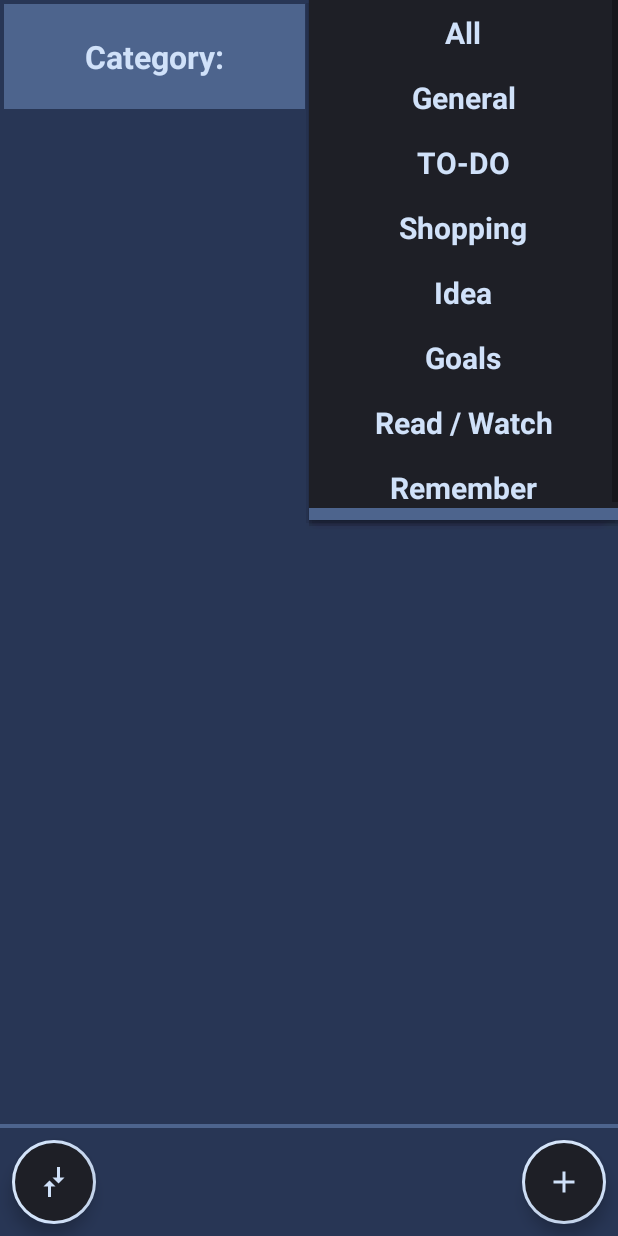
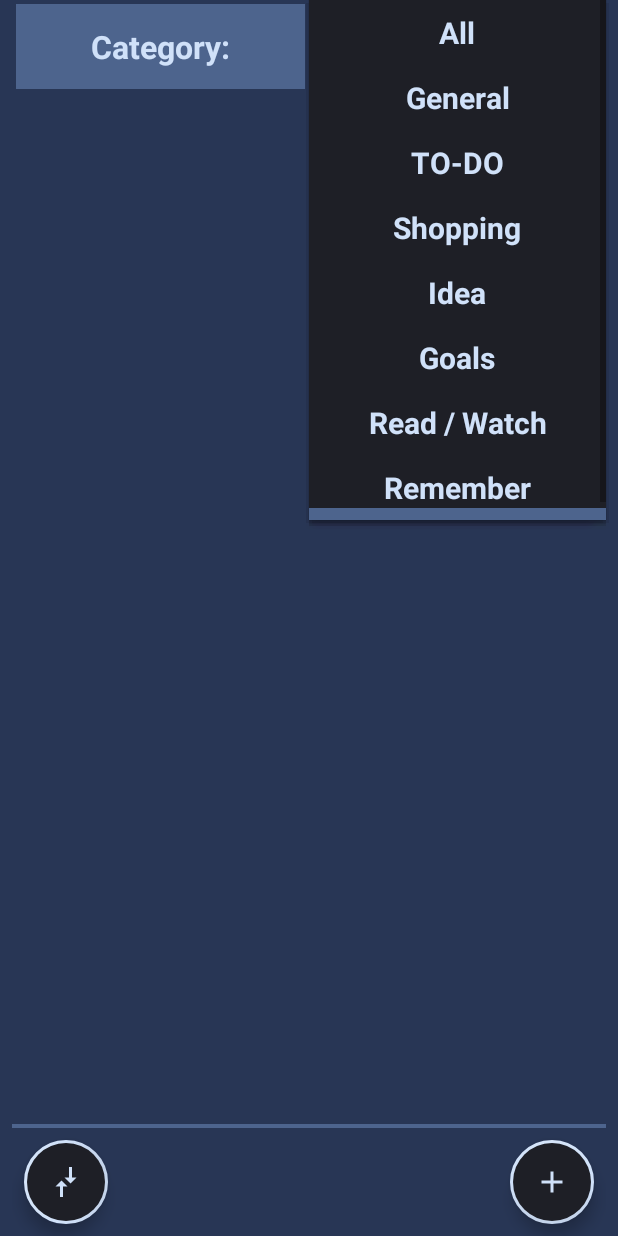
Before and after one commit to djkarr/QuickJot2, an Android app: the ListActivity screen opened directly, with no data from a screen before it, after a tap on "All", on a phone screen of 412 x 824 dp. Run offline under Robolectric (Android 15) with nearby library versions, the phone set to English and light mode, and no system bars; our stand-ins replace Room's generated code.

Commit message:
Changed lifecycle so that starting list calls onDestroy. Starting new edit adds clear task flag to make new activity the root for better editing.

```diff
--- a/app/src/main/java/xyz/DKMobile/QuickJot/NoteAdapter.kt
+++ b/app/src/main/java/xyz/DKMobile/QuickJot/NoteAdapter.kt
@@ -15,7 +15,6 @@ RecyclerView.Adapter<NoteAdapter.ViewHolder>(){
     var list: ArrayList<String> = ArrayList()
 
     override fun getItemCount(): Int {
-        var size = items.size
         return items.size
     }
 
@@ -39,6 +38,9 @@ RecyclerView.Adapter<NoteAdapter.ViewHolder>(){
                 putExtra("text",text)
                 addFlags(Intent.FLAG_ACTIVITY_NO_HISTORY)
             }
+            //TODO Review this change: Added this clear task flag so that any new edit activity will
+            //become the new root activity, so that ondestroy won't be called and edits won't be cleared out yet.
+            intent.flags = Intent.FLAG_ACTIVITY_CLEAR_TASK
             startActivity(context,intent,null)
         }
     }
--- a/app/src/main/res/layout/activity_edit.xml
+++ b/app/src/main/res/layout/activity_edit.xml
@@ -6,7 +6,8 @@
     android:layout_width="match_parent"
     android:layout_height="match_parent"
     android:background="@color/colorPrimaryDark"
-    tools:context=".EditActivity">
+    tools:context=".EditActivity"
+    android:paddingHorizontal="8dp">
 
     <Spinner
         android:id="@+id/categorySpinner"
--- a/app/src/main/res/layout/activity_list.xml
+++ b/app/src/main/res/layout/activity_list.xml
@@ -4,13 +4,14 @@
     xmlns:tools="http://schemas.android.com/tools"
     android:layout_width="match_parent"
     android:layout_height="match_parent"
-    android:background="@color/colorPrimary">
+    android:background="@color/colorPrimary"
+    android:paddingHorizontal="8dp">
 
     <Spinner
         android:id="@+id/categoryListSpinner"
         style="@style/DarkTheme"
         android:layout_width="0dp"
-        android:layout_height="0dp"
+        android:layout_height="62dp"
         android:dropDownWidth="match_parent"
         android:entries="@array/spinner_categories"
         android:gravity="center_horizontal"
```
Also changed, not shown: app/src/main/java/xyz/DKMobile/QuickJot/EditActivity.kt (+49 -2 lines), app/src/main/java/xyz/DKMobile/QuickJot/ListActivity.kt (+8 -0 lines).
